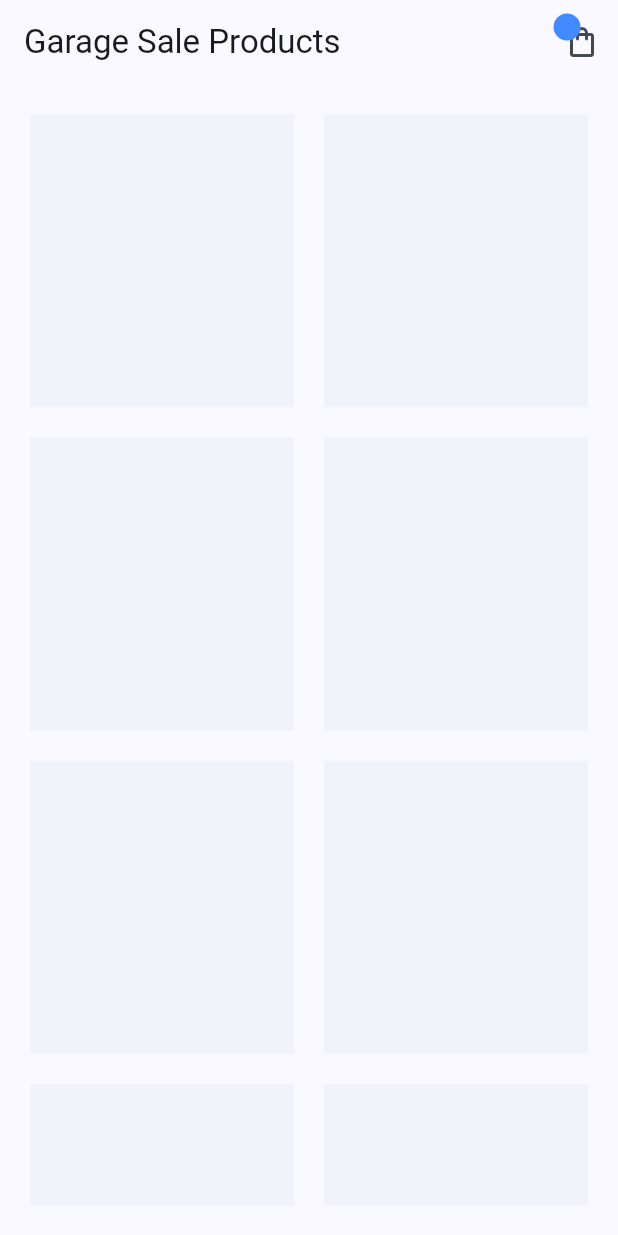
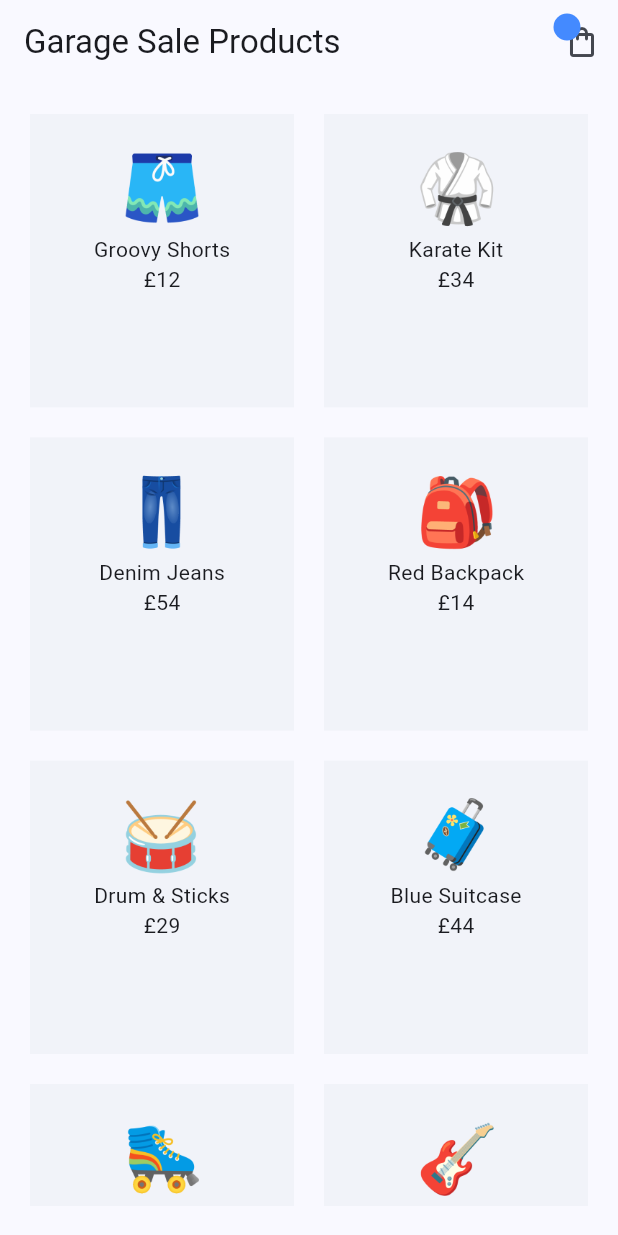
Before and after one commit to AkshayBenny/flutter-riverpod-learn, a Flutter app: the screen it shows after launch, on a phone screen of 412 x 824 dp. Run offline on Flutter 3.47's test engine with Material 3 defaults, Android fonts, the phone set to English and light mode, and no system bars; our stand-ins replace flutter_riverpod.

```diff
--- a/lib/main.dart
+++ b/lib/main.dart
@@ -1,8 +1,9 @@
 import 'package:flutter/material.dart';
+import 'package:flutter_riverpod/flutter_riverpod.dart';
 import 'package:riverpod_files/screens/home/home_screen.dart';
 
 void main() {
-  runApp(const MyApp());
+  runApp(const ProviderScope(child: MyApp()));
 }
 
 class MyApp extends StatelessWidget {
--- /dev/null
+++ b/lib/providers/products_provider.dart
@@ -0,0 +1,53 @@
+import 'package:flutter_riverpod/flutter_riverpod.dart';
+import 'package:riverpod_files/models/product.dart';
+
+const List<Product> allProducts = [
+  Product(
+      id: '1',
+      title: 'Groovy Shorts',
+      price: 12,
+      image: 'assets/products/shorts.png'),
+  Product(
+      id: '2',
+      title: 'Karate Kit',
+      price: 34,
+      image: 'assets/products/karati.png'),
+  Product(
+      id: '3',
+      title: 'Denim Jeans',
+      price: 54,
+      image: 'assets/products/jeans.png'),
+  Product(
+      id: '4',
+      title: 'Red Backpack',
+      price: 14,
+      image: 'assets/products/backpack.png'),
+  Product(
+      id: '5',
+      title: 'Drum & Sticks',
+      price: 29,
+      image: 'assets/products/drum.png'),
+  Product(
+      id: '6',
+      title: 'Blue Suitcase',
+      price: 44,
+      image: 'assets/products/suitcase.png'),
+  Product(
+      id: '7',
+      title: 'Roller Skates',
+      price: 52,
+      image: 'assets/products/skates.png'),
+  Product(
+      id: '8',
+      title: 'Electric Guitar',
+      price: 79,
+      image: 'assets/products/guitar.png'),
+];
+
+final productsProvider = Provider((ref) {
+  return allProducts;
+});
+
+final reducedProductsProvider = Provider((ref) {
+  return allProducts.where((p) => p.price < 50).toList();
+});
--- a/lib/screens/home/home_screen.dart
+++ b/lib/screens/home/home_screen.dart
@@ -1,11 +1,14 @@
 import 'package:flutter/material.dart';
+import 'package:flutter_riverpod/flutter_riverpod.dart';
+import 'package:riverpod_files/providers/products_provider.dart';
 import 'package:riverpod_files/shared/cart_icon.dart';
 
-class HomeScreen extends StatelessWidget {
+class HomeScreen extends ConsumerWidget {
   const HomeScreen({super.key});
 
   @override
-  Widget build(BuildContext context) {
+  Widget build(BuildContext context, WidgetRef ref) {
+    final allProducts = ref.watch(productsProvider);
     return Scaffold(
       appBar: AppBar(
         title: const Text('Garage Sale Products'),
@@ -14,17 +17,28 @@ class HomeScreen extends StatelessWidget {
       body: Padding(
         padding: const EdgeInsets.all(20),
         child: GridView.builder(
-          itemCount: 8,
-          gridDelegate:const SliverGridDelegateWithFixedCrossAxisCount(
+          itemCount: allProducts.length,
+          gridDelegate: const SliverGridDelegateWithFixedCrossAxisCount(
             crossAxisCount: 2,
             mainAxisSpacing: 20,
             crossAxisSpacing: 20,
             childAspectRatio: 0.9,
           ),
-          itemBuilder:(context, index) {
+          itemBuilder: (context, index) {
             return Container(
               padding: const EdgeInsets.all(20),
               color: Colors.blueGrey.withOpacity(0.05),
+              child: Column(
+                children: [
+                  Image.asset(
+                    allProducts[index].image,
+                    width: 60,
+                    height: 60,
+                  ),
+                  Text(allProducts[index].title),
+                  Text('£${allProducts[index].price}'),
+                ],
+              ),
             );
           },
         ),
```
Also changed, not shown: lib/screens/cart/cart_screen.dart (+27 -5 lines).
